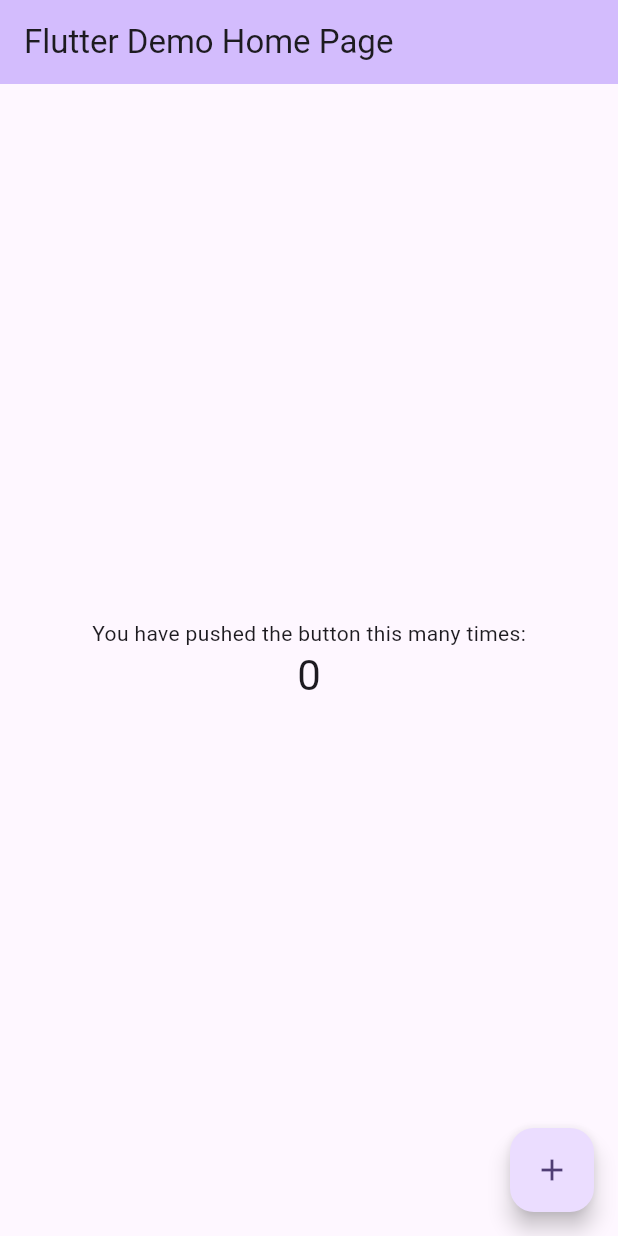
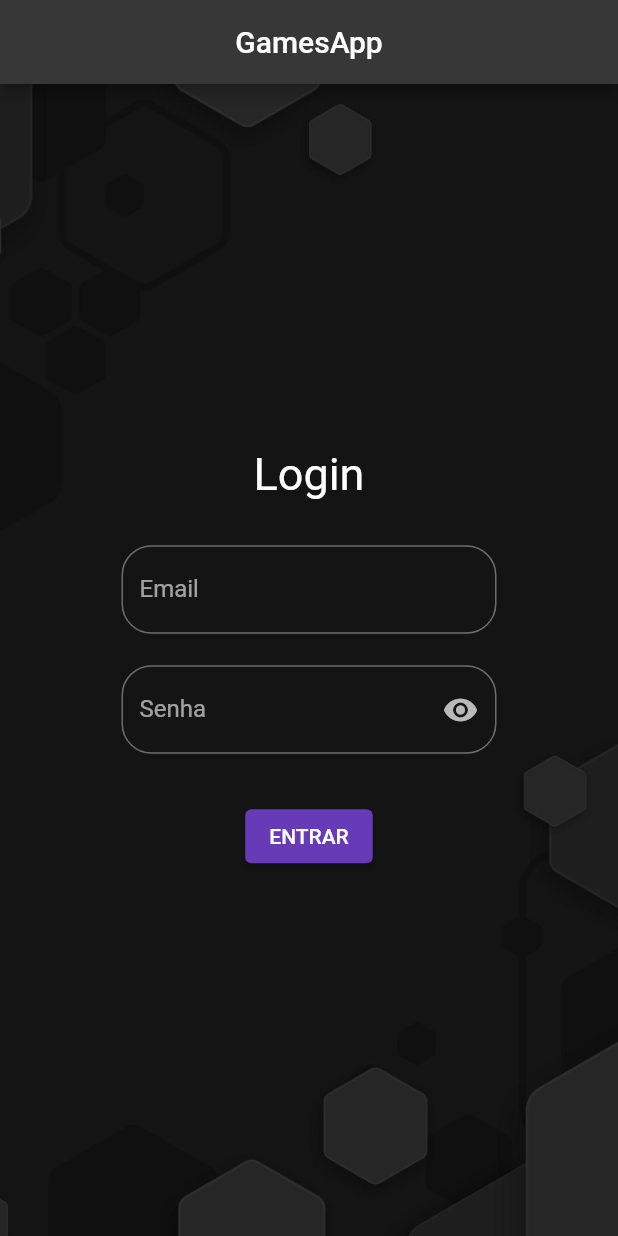
Before and after one commit to pedrohocc/bolsa_projeto, a Flutter app: the screen it shows after launch, on a phone screen of 412 x 824 dp. Run offline on Flutter 3.47's test engine with Material 2 defaults, Android fonts, the phone set to English and light mode, and no system bars; our stand-ins replace shared_preferences.

Commit message:
Criação Tela de Login
# Foram adicionados:
- imagens de fundo.
- criação da tela de login(login_screen).

# Operações realizadas:
- Consumo da api de login.
- Armazenamento do token.

```diff
--- /dev/null
+++ b/lib/data/logar.dart
@@ -0,0 +1,22 @@
+import 'dart:convert';
+import 'package:bolsa_projeto/data/preferences.dart';
+import 'package:http/http.dart' as http;
+import 'package:shared_preferences/shared_preferences.dart';
+
+Future<String> postLogin(String email, String senha) async {
+  var url = Uri.parse('http://206.189.206.44:8080/login');
+  var header = {'Content-Type': 'application/json'};
+  var body = jsonEncode({'email': email, 'senha': senha});
+  var response = await http.post(url, headers: header, body: body);
+
+  if (response.statusCode >= 500) {
+    return 'Erro no servidor.';
+  } else if (response.statusCode >= 400 && response.statusCode < 500) {
+    return 'Login invalido!';
+  } else if (response.statusCode == 200) {
+    Preferences().save(response.body);
+    return 'Logado com sucesso';
+  } else {
+    return 'Erro desconhecido';
+  }
+}
--- a/lib/main.dart
+++ b/lib/main.dart
@@ -1,3 +1,5 @@
+import 'package:bolsa_projeto/screens/games_screen.dart';
+import 'package:bolsa_projeto/screens/login_screen.dart';
 import 'package:flutter/material.dart';
 
 void main() {
@@ -7,119 +9,45 @@ void main() {
 class MyApp extends StatelessWidget {
   const MyApp({super.key});
 
-  // This widget is the root of your application.
   @override
   Widget build(BuildContext context) {
     return MaterialApp(
-      title: 'Flutter Demo',
-      theme: ThemeData(
-        // This is the theme of your application.
-        //
-        // TRY THIS: Try running your application with "flutter run". You'll see
-        // the application has a blue toolbar. Then, without quitting the app,
-        // try changing the seedColor in the colorScheme below to Colors.green
-        // and then invoke "hot reload" (save your changes or press the "hot
-        // reload" button in a Flutter-supported IDE, or press "r" if you used
-        // the command line to start the app).
-        //
-        // Notice that the counter didn't reset back to zero; the application
-        // state is not lost during the reload. To reset the state, use hot
-        // restart instead.
-        //
-        // This works for code too, not just values: Most code changes can be
-        // tested with just a hot reload.
-        colorScheme: ColorScheme.fromSeed(seedColor: Colors.deepPurple),
-        useMaterial3: true,
-      ),
-      home: const MyHomePage(title: 'Flutter Demo Home Page'),
+      debugShowCheckedModeBanner: false,
+      theme: theme,
+      initialRoute: '/',
+      routes: {
+        '/': (context) => const LoginScreen(),
+        '/games': (context) => const GamesScreen(),
+      },
     );
   }
 }
 
-class MyHomePage extends StatefulWidget {
-  const MyHomePage({super.key, required this.title});
-
-  // This widget is the home page of your application. It is stateful, meaning
-  // that it has a State object (defined below) that contains fields that affect
-  // how it looks.
-
-  // This class is the configuration for the state. It holds the values (in this
-  // case the title) provided by the parent (in this case the App widget) and
-  // used by the build method of the State. Fields in a Widget subclass are
-  // always marked "final".
-
-  final String title;
-
-  @override
-  State<MyHomePage> createState() => _MyHomePageState();
-}
-
-class _MyHomePageState extends State<MyHomePage> {
-  int _counter = 0;
-
-  void _incrementCounter() {
-    setState(() {
-      // This call to setState tells the Flutter framework that something has
-      // changed in this State, which causes it to rerun the build method below
-      // so that the display can reflect the updated values. If we changed
-      // _counter without calling setState(), then the build method would not be
-      // called again, and so nothing would appear to happen.
-      _counter++;
-    });
-  }
-
-  @override
-  Widget build(BuildContext context) {
-    // This method is rerun every time setState is called, for instance as done
-    // by the _incrementCounter method above.
-    //
-    // The Flutter framework has been optimized to make rerunning build methods
-    // fast, so that you can just rebuild anything that needs updating rather
-    // than having to individually change instances of widgets.
-    return Scaffold(
-      appBar: AppBar(
-        // TRY THIS: Try changing the color here to a specific color (to
-        // Colors.amber, perhaps?) and trigger a hot reload to see the AppBar
-        // change color while the other colors stay the same.
-        backgroundColor: Theme.of(context).colorScheme.inversePrimary,
-        // Here we take the value from the MyHomePage object that was created by
-        // the App.build method, and use it to set our appbar title.
-        title: Text(widget.title),
-      ),
-      body: Center(
-        // Center is a layout widget. It takes a single child and positions it
-        // in the middle of the parent.
-        child: Column(
-          // Column is also a layout widget. It takes a list of children and
-          // arranges them vertically. By default, it sizes itself to fit its
-          // children horizontally, and tries to be as tall as its parent.
-          //
-          // Column has various properties to control how it sizes itself and
-          // how it positions its children. Here we use mainAxisAlignment to
-          // center the children vertically; the main axis here is the vertical
-          // axis because Columns are vertical (the cross axis would be
-          // horizontal).
-          //
-          // TRY THIS: Invoke "debug painting" (choose the "Toggle Debug Paint"
-          // action in the IDE, or press "p" in the console), to see the
-          // wireframe for each widget.
-          mainAxisAlignment: MainAxisAlignment.center,
-          children: <Widget>[
-            const Text(
-              'You have pushed the button this many times:',
-            ),
-            Text(
-              '$_counter',
-              style: Theme.of(context).textTheme.headlineMedium,
-            ),
-          ],
-        ),
-      ),
-      floatingActionButton: FloatingActionButton(
-        onPressed: _incrementCounter,
-        tooltip: 'Increment',
-        child: const Icon(Icons.add),
-      ), // This trailing comma makes auto-formatting nicer for build methods.
-    );
-  }
-}
+ThemeData theme = ThemeData(
+  colorScheme: const ColorScheme(
+      brightness: Brightness.dark,
+      primary: Colors.white,
+      onPrimary: Colors.black,
+      secondary: Colors.grey,
+      onSecondary: Colors.black,
+      error: Colors.red,
+      onError: Colors.black,
+      background: Colors.black,
+      onBackground: Colors.white,
+      surface: Color.fromARGB(255, 55, 55, 55),
+      onSurface: Colors.white),
+  inputDecorationTheme: InputDecorationTheme(
+    border: OutlineInputBorder(
+      borderRadius: BorderRadius.circular(20),
+    ),
+    focusedBorder: OutlineInputBorder(
+      borderRadius: BorderRadius.circular(20),
+      borderSide: const BorderSide(color: Colors.deepPurple),
+    ),
+  ),
+  elevatedButtonTheme: ElevatedButtonThemeData(
+    style: ButtonStyle(
+      backgroundColor: MaterialStatePropertyAll(Colors.deepPurple),
+    ),
+  ),
+);
--- /dev/null
+++ b/lib/screens/login_screen.dart
@@ -0,0 +1,145 @@
+import 'package:bolsa_projeto/data/logar.dart';
+import 'package:flutter/material.dart';
+import 'package:bolsa_projeto/helpers/is_null_or_empty.dart';
+
+class LoginScreen extends StatefulWidget {
+  const LoginScreen({super.key});
+
+  @override
+  State<LoginScreen> createState() => _LoginScreenState();
+}
+
+class _LoginScreenState extends State<LoginScreen> {
+  bool _isObscure = true;
+  final _formKey = GlobalKey<FormState>();
+  TextEditingController _email = TextEditingController();
+  TextEditingController _senha = TextEditingController();
+
+  @override
+  Widget build(BuildContext context) {
+    return Scaffold(
+      appBar: AppBar(
+        title: const Text("GamesApp"),
+        centerTitle: true,
+      ),
+      body: Container(
+        decoration: const BoxDecoration(
+          image: DecorationImage(
+              image: AssetImage(
+                "images/fundo_login.jpg",
+              ),
+              fit: BoxFit.cover),
+        ),
+        child: Center(
+          child: Column(
+            mainAxisAlignment: MainAxisAlignment.center,
+            children: [
+              const Text(
+                "Login",
+                style: TextStyle(fontSize: 30),
+              ),
+              Padding(
+                padding: const EdgeInsets.all(20.0),
+                child: Form(
+                  key: _formKey,
+                  child: Column(
+                    mainAxisAlignment: MainAxisAlignment.center,
+                    children: [
+                      Padding(
+                        padding: const EdgeInsets.all(10.0),
+                        child: SizedBox(
+                          width: 250,
+                          height: 60,
+                          child: TextFormField(
+                            validator: (value) {
+                              if (isNullOrEmpty(value)) {
+                                return 'Insira um valor';
+                              } else {
+                                return null;
+                              }
+                            },
+                            controller: _email,
+                            keyboardType: TextInputType.emailAddress,
+                            decoration: const InputDecoration(
+                              label: Text("Email"),
+                              hintText: "Insira seu email",
+                            ),
+                          ),
+                        ),
+                      ),
+                      Padding(
+                        padding: const EdgeInsets.all(10.0),
+                        child: SizedBox(
+                          width: 250,
+                          height: 60,
+                          child: TextFormField(
+                            validator: (value) {
+                              if (isNullOrEmpty(value)) {
+                                return 'Insira um valor';
+                              } else {
+                                return null;
+                              }
+                            },
+                            controller: _senha,
+                            keyboardType: TextInputType.text,
+                            obscureText: _isObscure,
+                            decoration: InputDecoration(
+                              suffixIcon: IconButton(
+                                  onPressed: () {
+                                    _mudarObscure();
+                                  },
+                                  icon: const Icon(Icons.remove_red_eye)),
+                              label: const Text("Senha"),
+                              hintText: "Insira sua senha",
+                            ),
+                          ),
+                        ),
+                      )
+                    ],
+                  ),
+                ),
+              ),
+              ElevatedButton(
+                  onPressed: () {
+                    if (_formKey.currentState!.validate()) {
+                      postLogin(_email.text, _senha.text).then((value) {
+                        if (value == 'Logado com sucesso') {
+                          ScaffoldMessenger.of(context)
+                              .showSnackBar(
+                                SnackBar(
+                                  duration: Duration(seconds: 1),
+                                  content: Text("Logado com sucesso"),
+                                ),
+                              )
+                              .closed
+                              .then((value) => {
+                                    Navigator.pushReplacementNamed(
+                                        context, '/games')
+                                  });
+                        } else {
+                          ScaffoldMessenger.of(context).showSnackBar(
+                            SnackBar(
+                              content: Text(value),
+                            ),
+                          );
+                        }
+                      });
+                    }
+                  },
+                  child: const Text(
+                    "ENTRAR",
+                    style: TextStyle(color: Colors.white),
+                  ))
+            ],
+          ),
+        ),
+      ),
+    );
+  }
+
+  void _mudarObscure() {
+    setState(() {
+      _isObscure == true ? _isObscure = false : _isObscure = true;
+    });
+  }
+}
```
Also changed, not shown: lib/data/preferences.dart (added, +14 -0 lines), lib/helpers/is_null_or_empty.dart (added, +7 -0 lines), lib/screens/games_screen.dart (added, +44 -0 lines), pubspec.yaml (+6 -71 lines), images/fundo_games.jpg (added), images/fundo_login.jpg (added), pubspec.lock, 2 other files.
